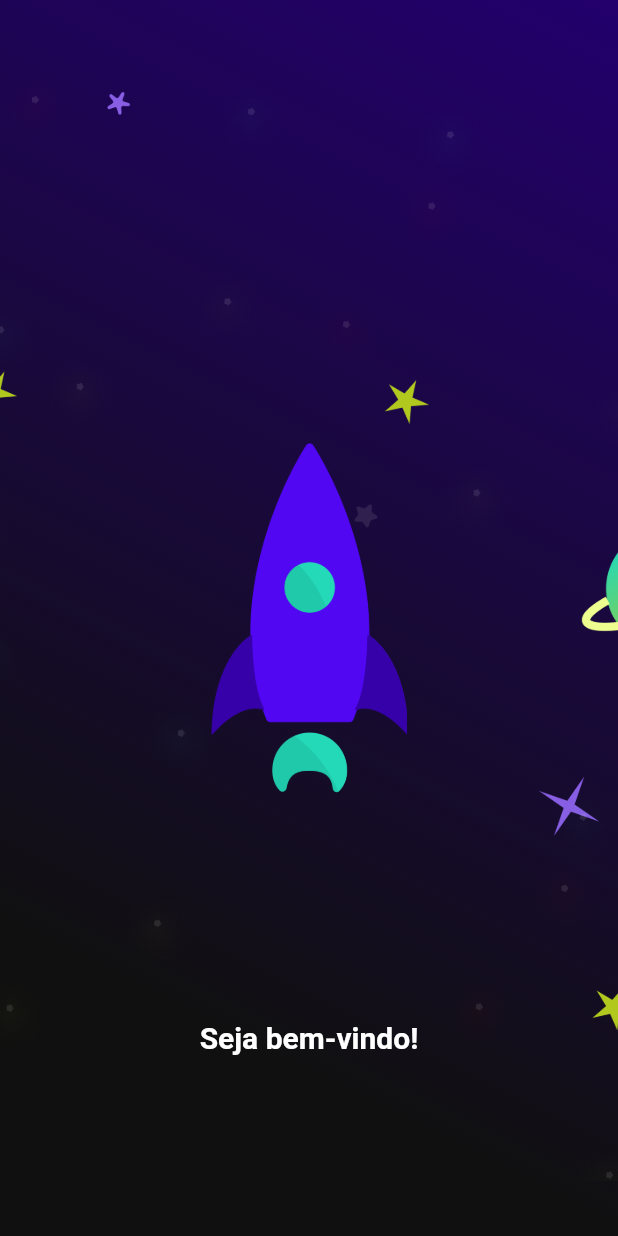
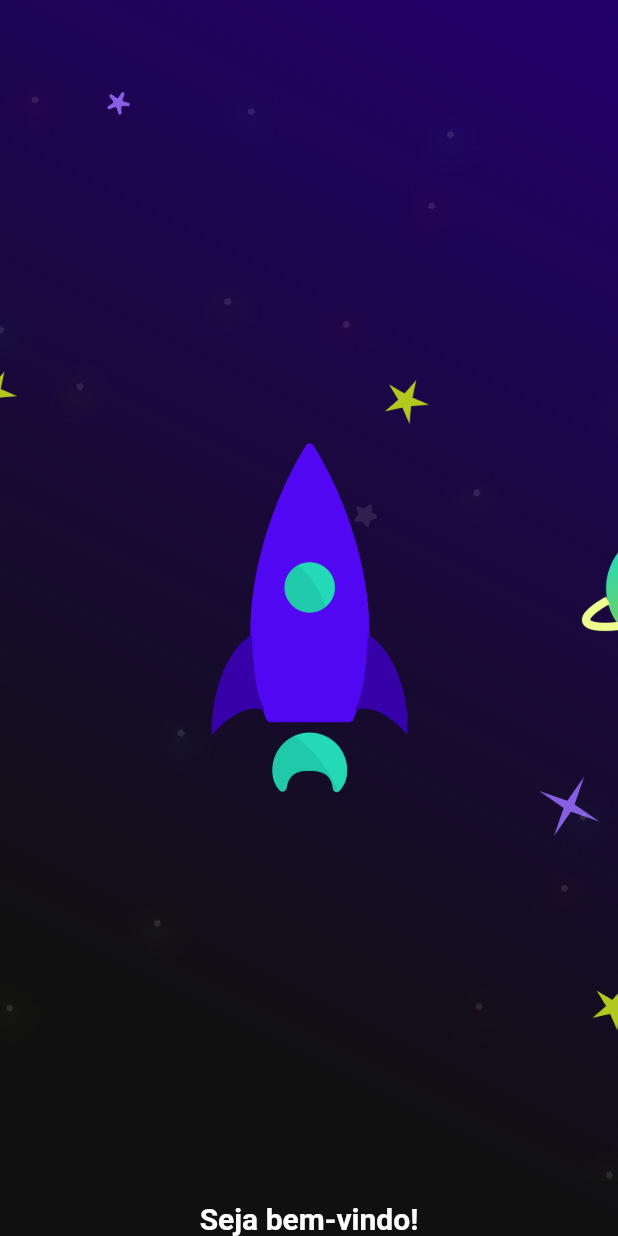
Before and after one commit to lucasdessy/projeto_up, a Flutter app: the SplashPageView screen opened by its route, on a phone screen of 412 x 824 dp. Run offline on Flutter 3.47's test engine with Material 2 defaults, Android fonts, the phone set to English and light mode, and no system bars; our stand-ins replace cloud_firestore, firebase_auth, firebase_core, get; accounts and stored records are empty; statements that could not run were skipped.

Commit message:
added utilities

```diff
--- /dev/null
+++ b/lib/utils/up_colors.dart
@@ -0,0 +1,7 @@
+// Armazena as cores principais
+
+import 'package:flutter/material.dart';
+
+class UpColors {
+  static const Color primary = Color.fromARGB(255, 54, 1, 168);
+}
--- a/lib/utils/up_text.dart
+++ b/lib/utils/up_text.dart
@@ -7,12 +7,11 @@ class UpText {
   static const Bold = TextStyle(
     fontSize: 20,
     fontWeight: FontWeight.w700,
-    height: 30,
+    color: Colors.black,
   );
-
   static const BoldWhite = TextStyle(
-      fontSize: 20,
-      fontWeight: FontWeight.w700,
-      height: 30,
-      color: Colors.white);
+    fontSize: 20,
+    fontWeight: FontWeight.w700,
+    color: Colors.white,
+  );
 }
```
